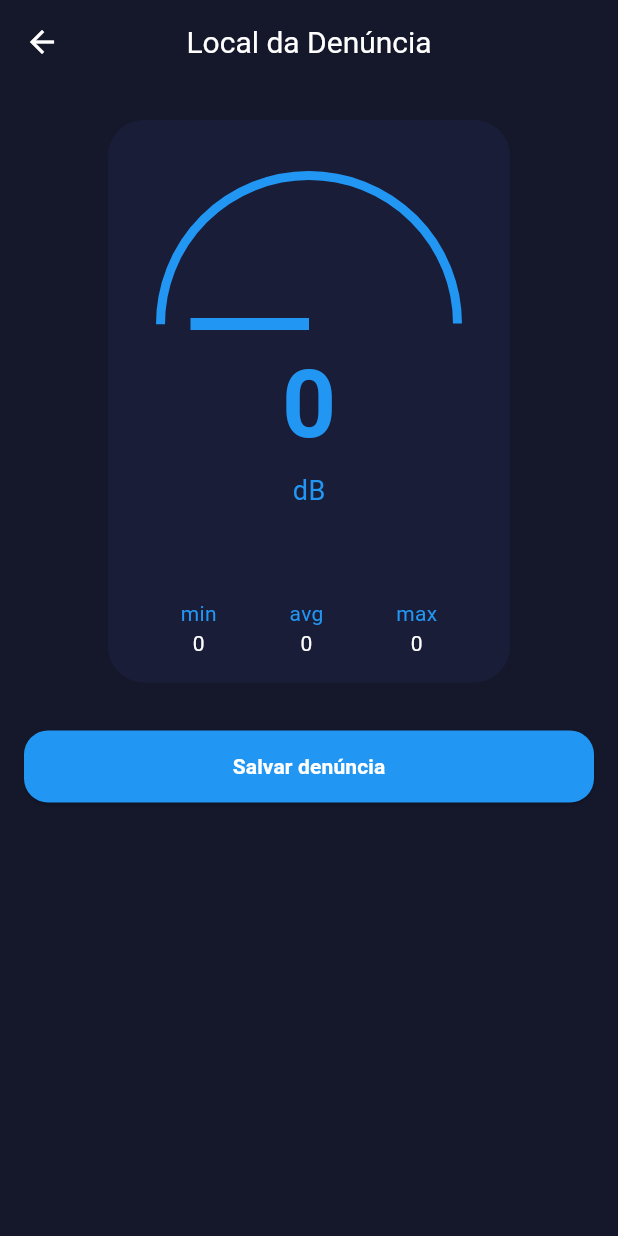
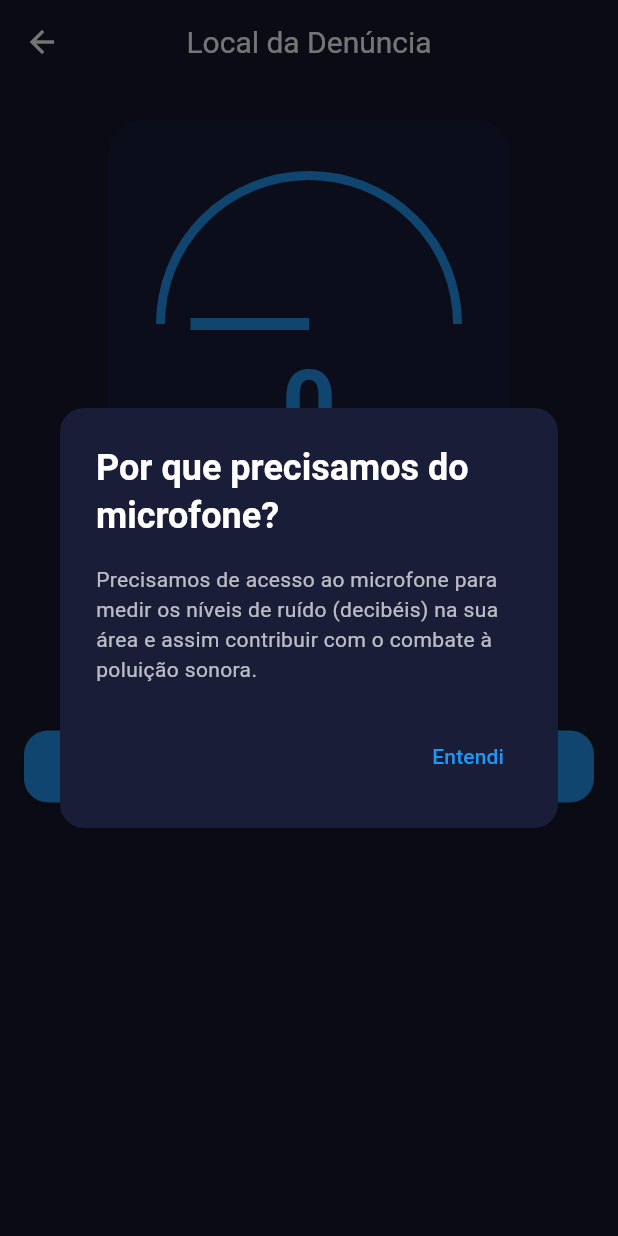
Before and after one commit to JpFontinele-UFF/abaixaai, a Flutter app: the MeasurementPage screen opened by its route, after a tap on "Gravar ruído", on a phone screen of 412 x 824 dp. Run offline on Flutter 3.47's test engine with Material 3 defaults, Android fonts, the light colour scheme and no system bars; our stand-ins replace animated_splash_screen, cloud_firestore, firebase_auth, firebase_core, flutter_map, flutter_svg and 7 more; missing offline and left inert: noise_meter; accounts and stored records are empty.

Commit message:
feat: aviso para requisição de microfone

```diff
--- a/lib/app/ui/pages/measurement_page.dart
+++ b/lib/app/ui/pages/measurement_page.dart
@@ -1,5 +1,4 @@
 import 'dart:math';
-
 import 'package:abaixaai/app/controller/measurement_controller.dart';
 import 'package:flutter/material.dart';
 import 'package:get/get.dart';
@@ -20,12 +19,7 @@ class _MeasurementPageState extends State<MeasurementPage> {
   @override
   void initState() {
     super.initState();
-    _requestAudioPermission();
     _getLocation();
-  }
-
-  Future<void> _requestAudioPermission() async {
-    await Permission.microphone.request();
   }
 
   Future<void> _getLocation() async {
@@ -36,10 +30,33 @@ class _MeasurementPageState extends State<MeasurementPage> {
     });
   }
 
+  Future<void> _showMicrophoneInfoDialog() async {
+    await Get.dialog(
+      AlertDialog(
+        backgroundColor: const Color(0xFF1A1D38),
+        shape: RoundedRectangleBorder(borderRadius: BorderRadius.circular(16)),
+        title: const Text(
+          "Por que precisamos do microfone?",
+          style: TextStyle(color: Colors.white, fontWeight: FontWeight.bold),
+        ),
+        content: const Text(
+          "Precisamos de acesso ao microfone para medir os níveis de ruído (decibéis) na sua área e assim contribuir com o combate à poluição sonora.",
+          style: TextStyle(color: Colors.white70),
+        ),
+        actions: [
+          TextButton(
+            child: const Text("Entendi", style: TextStyle(color: Colors.blue)),
+            onPressed: () => Get.back(),
+          ),
+        ],
+      ),
+      barrierDismissible: false,
+    );
+  }
+
   @override
   Widget build(BuildContext context) {
     final screenWidth = MediaQuery.of(context).size.width;
-    final screenHeight = MediaQuery.of(context).size.height;
     final gaugeSize = screenWidth < 350 ? screenWidth * 0.7 : 300.0;
 
     return Scaffold(
@@ -66,12 +83,12 @@ class _MeasurementPageState extends State<MeasurementPage> {
                     color: const Color(0xFF1A1D38),
                     borderRadius: BorderRadius.circular(24),
                   ),
-                  padding: const EdgeInsets.symmetric(vertical: 16), // Adicione padding interno
+                  padding: const EdgeInsets.symmetric(vertical: 16),
                   child: Column(
                     mainAxisAlignment: MainAxisAlignment.center,
                     mainAxisSize: MainAxisSize.min,
                     children: [
-                      // Simulação do velocímetro
+                      // Gauge
                       Obx(() => CustomPaint(
                             size: Size(gaugeSize * 0.66, gaugeSize * 0.4),
                             painter: _GaugePainter(controller.currentDb.value),
@@ -86,7 +103,6 @@ class _MeasurementPageState extends State<MeasurementPage> {
                           )),
                       const Text('dB', style: TextStyle(fontSize: 18, color: Colors.blue)),
                       const SizedBox(height: 12),
-                      // Simulação do gráfico de linha
                       Obx(() => SizedBox(
                             height: gaugeSize * 0.13,
                             width: gaugeSize * 0.66,
@@ -130,6 +146,8 @@ class _MeasurementPageState extends State<MeasurementPage> {
                   ),
                   onPressed: () async {
                     if (!controller.isRecording.value) {
+                      await _showMicrophoneInfoDialog();
+
                       if (await Permission.microphone.isGranted) {
                         controller.startRecording();
                       } else {
@@ -137,7 +155,12 @@ class _MeasurementPageState extends State<MeasurementPage> {
                         if (await Permission.microphone.isGranted) {
                           controller.startRecording();
                         } else {
-                          Get.snackbar("Permissão", "Permissão de microfone negada!", backgroundColor: Colors.red, colorText: Colors.white);
+                          Get.snackbar(
+                            "Permissão",
+                            "Permissão de microfone negada!",
+                            backgroundColor: Colors.red,
+                            colorText: Colors.white,
+                          );
                         }
                       }
                     } else {
@@ -175,14 +198,13 @@ class _GaugePainter extends CustomPainter {
       ..style = PaintingStyle.stroke;
     final center = Offset(size.width / 2, size.height);
     final radius = size.width / 2;
-    canvas.drawArc(Rect.fromCircle(center: center, radius: radius), 3.14, 3.14, false, paint);
+    canvas.drawArc(Rect.fromCircle(center: center, radius: radius), pi, pi, false, paint);
 
-    // Ponteiro
     final angle = pi + (1 - value.clamp(0, 100) / 100) * pi;
     final pointerLength = radius - 20;
     final pointerEnd = Offset(
-    center.dx - pointerLength * cos(angle),
-    center.dy + pointerLength * sin(angle),
+      center.dx - pointerLength * cos(angle),
+      center.dy + pointerLength * sin(angle),
     );
     final pointerPaint = Paint()
       ..color = Colors.blue
@@ -205,8 +227,8 @@ class _LineChartPainter extends CustomPainter {
     final Paint paint = Paint()
       ..color = Colors.blue
       ..strokeWidth = 2;
-    final double maxValue = values.reduce((a, b) => a > b ? a : b);
-    final double minValue = values.reduce((a, b) => a < b ? a : b);
+    final double maxValue = values.reduce(max);
+    final double minValue = values.reduce(min);
     final double range = (maxValue - minValue).abs() < 1 ? 1 : (maxValue - minValue);
 
     for (int i = 0; i < values.length - 1; i++) {
```
